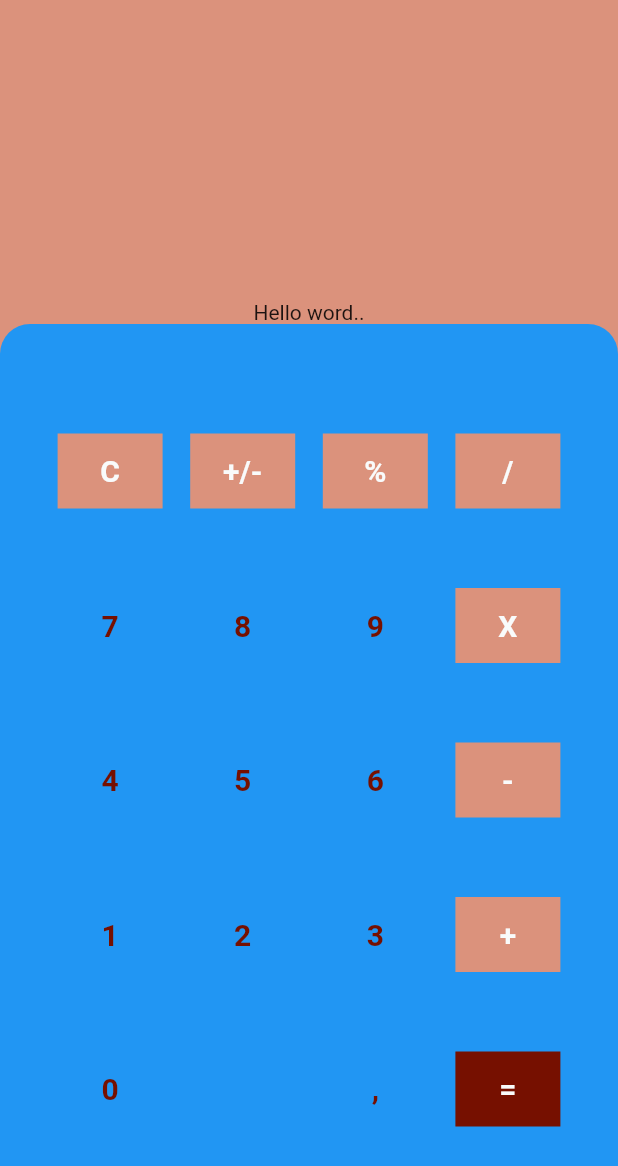
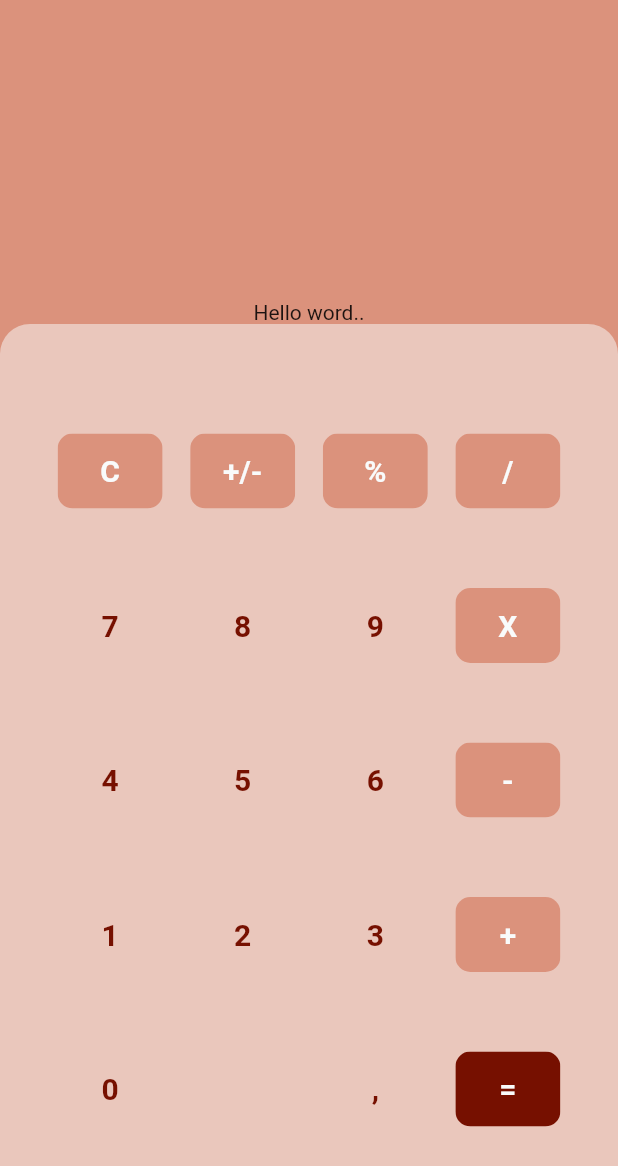
Before and after one commit to oscar02r/dising_calculate, a Flutter app: the screen it shows after launch, on a phone screen of 412 x 824 dp. Shown: the top 1166 px of the screen. Run offline on Flutter 3.47's test engine with Material 2 defaults, Android fonts, the phone set to English and light mode, and no system bars.

Commit message:
Added background to container button

```diff
--- a/designcalculate/lib/src/pages/mainScreen.dart
+++ b/designcalculate/lib/src/pages/mainScreen.dart
@@ -33,9 +33,10 @@ class MainScreen extends StatelessWidget {
                 bottomLeft: Radius.zero,
                 bottomRight: Radius.zero),
             child: Container(
+                 height: double.infinity,
+                 width:double.infinity,
+                color:  Color.fromRGBO(249, 251, 251, 0.5),
                 padding: EdgeInsets.all(20.0),
-                color: Colors.blue,
-                width: double.infinity,
                 child: Column(
                     mainAxisAlignment: MainAxisAlignment.spaceEvenly,
                     children: <Widget>[
@@ -46,7 +47,6 @@ class MainScreen extends StatelessWidget {
                       _fifthRow(),
                     ]))));
   }
-}
 
   Widget _button(String title, int r, int g, int b, double o1, double o2) {
     Color _background = Color.fromRGBO(219, 146, 124, o2);
@@ -54,7 +54,9 @@ Widget _button(String title, int r, int g, int b, double o1, double o2) {
         ? Color.fromRGBO(219, 146, 124, o2)
         : Color.fromRGBO(118, 16, 0, o2);
 
-  return Container(
+    return ClipRRect(
+          borderRadius: BorderRadius.circular(10.0),
+          child: Container(
           alignment: Alignment.center,
           width: 70.0,
           height: 50.0,
@@ -65,7 +67,8 @@ Widget _button(String title, int r, int g, int b, double o1, double o2) {
                 color: Color.fromRGBO(r, g, b, o1),
                 fontSize: 20.0,
                 fontWeight: FontWeight.bold),
-      ));
+          )),
+    );
   }
 
   Widget _firstRow() {
@@ -129,3 +132,4 @@ Widget _fifthRow() {
           _button('=', 249, 251, 251, 1.0, 1.0)
         ]);
   }
+}
```
Lines whose indentation alone changed are shown as unchanged.
